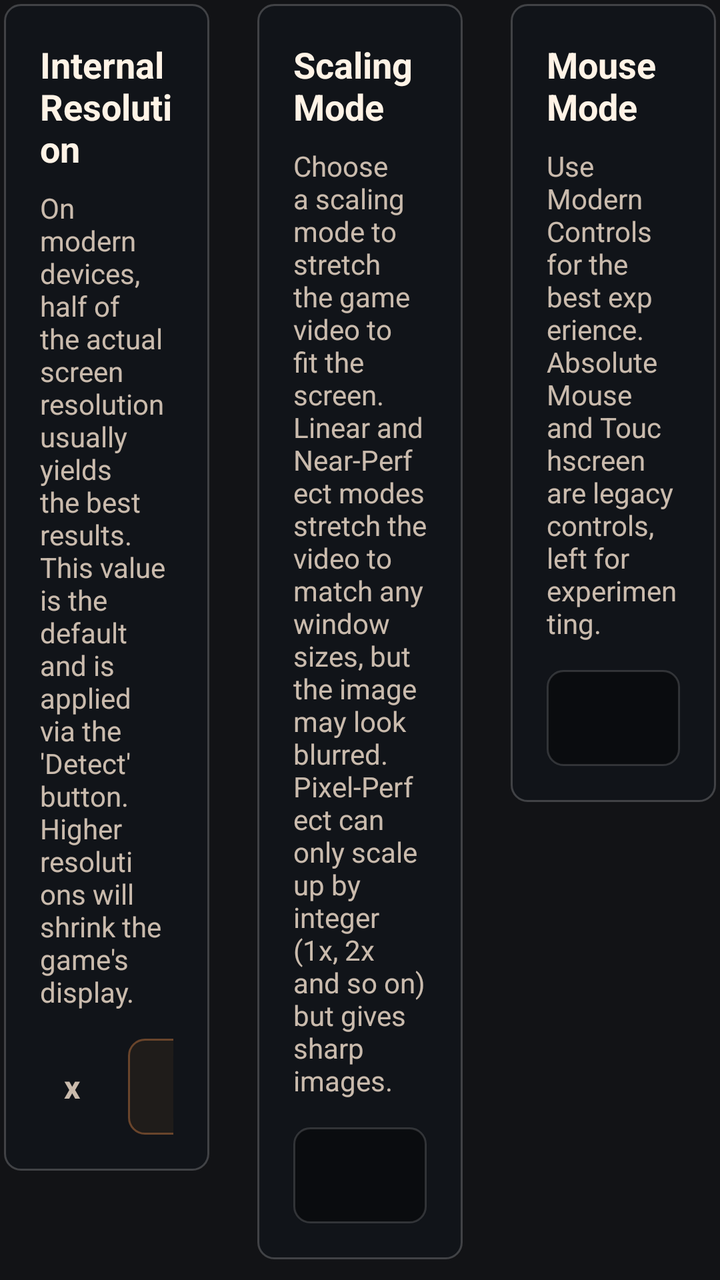
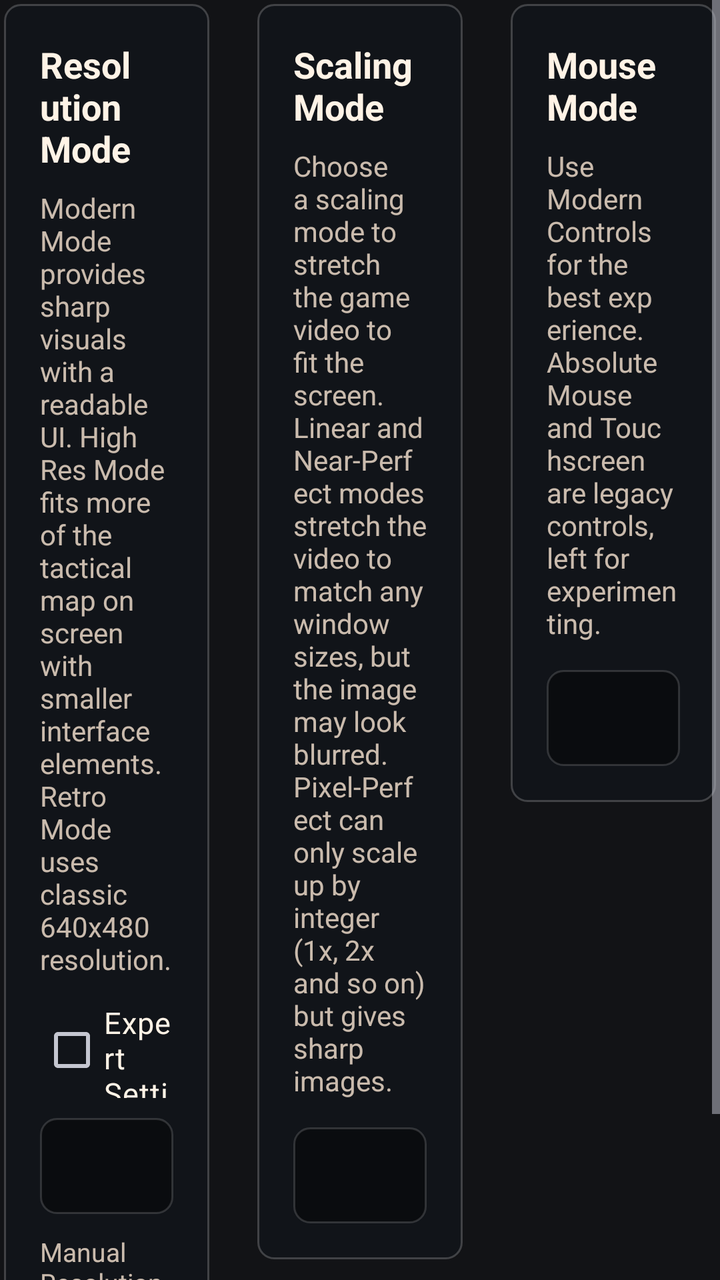

Two renders of the same Android screen: before a commit and after it. Below are the layout's source before the change and the commit's diff.
<!-- AndroidManifest.xml: application theme AppTheme -->
<!-- res/layout/fragment_launcher_settings.xml -->
<?xml version="1.0" encoding="utf-8"?>
<ScrollView xmlns:android="http://schemas.android.com/apk/res/android"
    xmlns:tools="http://schemas.android.com/tools"
    android:id="@+id/constraintLayout"
    android:layout_width="match_parent"
    android:layout_height="match_parent"
    android:clipToPadding="false"
    android:fillViewport="true"
    android:paddingBottom="10dp"
    tools:context=".ui.main.SettingsFragment">

    <LinearLayout
        android:layout_width="match_parent"
        android:layout_height="wrap_content"
        android:baselineAligned="false"
        android:orientation="horizontal"
        android:padding="2dp">

        <LinearLayout
            android:layout_width="0dp"
            android:layout_height="wrap_content"
            android:layout_marginEnd="12dp"
            android:layout_weight="1"
            android:background="@drawable/launcher_panel"
            android:orientation="vertical"
            android:padding="18dp">

            <TextView
                android:id="@+id/resolutionInfoTitle"
                android:layout_width="match_parent"
                android:layout_height="wrap_content"
                android:text="@string/resolution_info_title_text"
                android:textColor="#FFFFF3E6"
                android:textSize="18sp"
                android:textStyle="bold" />

            <TextView
                android:id="@+id/resolutionInfoText"
                android:layout_width="match_parent"
                android:layout_height="wrap_content"
                android:layout_marginTop="8dp"
                android:text="@string/resolution_info_text"
                android:textColor="#DDE7D6C4"
                android:textSize="14sp" />

            <LinearLayout
                android:layout_width="match_parent"
                android:layout_height="48dp"
                android:layout_marginTop="14dp"
                android:baselineAligned="false"
                android:gravity="center_vertical"
                android:orientation="horizontal">

                <EditText
                    android:id="@+id/resolutionWidthEdit"
                    android:layout_width="0dp"
                    android:layout_height="match_parent"
                    android:layout_weight="1"
                    android:background="@drawable/launcher_surface"
                    android:gravity="center"
                    android:inputType="number"
                    android:maxLines="1"
                    android:textColor="#FFF3E6D7"
                    android:textColorHint="#99FFF3E6" />

                <TextView
                    android:id="@+id/resolutionXText"
                    android:layout_width="32dp"
                    android:layout_height="match_parent"
                    android:gravity="center"
                    android:text="x"
                    android:textColor="#DDE7D6C4"
                    android:textSize="16sp"
                    android:textStyle="bold" />

                <EditText
                    android:id="@+id/resolutionHeightEdit"
                    android:layout_width="0dp"
                    android:layout_height="match_parent"
                    android:layout_weight="1"
                    android:background="@drawable/launcher_surface"
                    android:gravity="center"
                    android:inputType="number"
                    android:maxLines="1"
                    android:textColor="#FFF3E6D7"
                    android:textColorHint="#99FFF3E6" />

                <Button
                    android:id="@+id/resolutionAutoButton"
                    android:layout_width="128dp"
                    android:layout_height="match_parent"
                    android:layout_marginStart="12dp"
                    android:background="@drawable/launcher_button"
                    android:maxLines="1"
                    android:text="@string/resolution_auto_button"
                    android:textAllCaps="false"
                    android:textColor="#FFFFF3E6" />
            </LinearLayout>
        </LinearLayout>

        <LinearLayout
            android:layout_width="0dp"
            android:layout_height="wrap_content"
            android:layout_marginStart="12dp"
            android:layout_marginEnd="12dp"
            android:layout_weight="1"
            android:background="@drawable/launcher_panel"
            android:orientation="vertical"
            android:padding="18dp">

            <TextView
                android:id="@+id/scalingQualityInfoTitle"
                android:layout_width="match_parent"
                android:layout_height="wrap_content"
                android:text="@string/scaling_quality_info_title_text"
                android:textColor="#FFFFF3E6"
                android:textSize="18sp"
                android:textStyle="bold" />

            <TextView
                android:id="@+id/scalingQualityInfoText"
                android:layout_width="match_parent"
                android:layout_height="wrap_content"
                android:layout_marginTop="8dp"
                android:text="@string/scaling_quality_info_text"
                android:textColor="#DDE7D6C4"
                android:textSize="14sp" />

            <Spinner
                android:id="@+id/scalingQualitySpinner"
                android:layout_width="match_parent"
                android:layout_height="48dp"
                android:layout_marginTop="14dp"
                android:background="@drawable/launcher_surface"
                android:contentDescription="@string/game_version_empty_text"
                android:paddingStart="10dp"
                android:paddingEnd="10dp" />
        </LinearLayout>

        <LinearLayout
            android:layout_width="0dp"
            android:layout_height="wrap_content"
            android:layout_marginStart="12dp"
            android:layout_weight="1"
            android:background="@drawable/launcher_panel"
            android:orientation="vertical"
            android:padding="18dp">

            <TextView
                android:id="@+id/mouseModeInfoTitle"
                android:layout_width="match_parent"
                android:layout_height="wrap_content"
                android:text="@string/mouse_mode_info_title_text"
                android:textColor="#FFFFF3E6"
                android:textSize="18sp"
                android:textStyle="bold" />

            <TextView
                android:id="@+id/mouseModeInfoText"
                android:layout_width="match_parent"
                android:layout_height="wrap_content"
                android:layout_marginTop="8dp"
                android:text="@string/mouse_mode_info_text"
                android:textColor="#DDE7D6C4"
                android:textSize="14sp" />

            <Spinner
                android:id="@+id/mouseModeSpinner"
                android:layout_width="match_parent"
                android:layout_height="48dp"
                android:layout_marginTop="14dp"
                android:background="@drawable/launcher_surface"
                android:contentDescription="@string/mouse_mode_info_title_text"
                android:paddingStart="10dp"
                android:paddingEnd="10dp" />
        </LinearLayout>
    </LinearLayout>
</ScrollView>
<!-- resources referenced by this layout -->
<resources>
  <!-- drawable launcher_button (drawable) -->
  <?xml version="1.0" encoding="utf-8"?>
  <selector xmlns:android="http://schemas.android.com/apk/res/android">
      <item android:state_pressed="true">
          <shape>
              <solid android:color="#C82F2A24" />
              <corners android:radius="8dp" />
              <stroke
                  android:width="1dp"
                  android:color="#D8B56B3A" />
          </shape>
      </item>
      <item>
          <shape>
              <solid android:color="#A927211C" />
              <corners android:radius="8dp" />
              <stroke
                  android:width="1dp"
                  android:color="#B88A5632" />
          </shape>
      </item>
  </selector>
  <!-- drawable launcher_panel (drawable) -->
  <?xml version="1.0" encoding="utf-8"?>
  <shape xmlns:android="http://schemas.android.com/apk/res/android">
      <solid android:color="#D911151A" />
      <corners android:radius="8dp" />
      <stroke
          android:width="1dp"
          android:color="#33FFFFFF" />
  </shape>
  <!-- drawable launcher_surface (drawable) -->
  <?xml version="1.0" encoding="utf-8"?>
  <shape xmlns:android="http://schemas.android.com/apk/res/android">
      <solid android:color="#BF080A0D" />
      <corners android:radius="8dp" />
      <stroke
          android:width="1dp"
          android:color="#26FFFFFF" />
  </shape>
  <string name="game_version_empty_text">No version chosen yet</string>
  <string name="mouse_mode_info_text">Use Modern Controls for the best experience. Absolute Mouse and Touchscreen are legacy controls, left for experimenting.</string>
  <string name="mouse_mode_info_title_text">Mouse Mode</string>
  <string name="resolution_auto_button">Detect</string>
  <string name="resolution_info_text">On modern devices, half of the actual screen resolution usually yields the best results. This value is the default and is applied via the \'Detect\' button. Higher resolutions will shrink the game\'s display.</string>
  <string name="resolution_info_title_text">Internal Resolution</string>
  <string name="scaling_quality_info_text">Choose a scaling mode to stretch the game video to fit the screen. Linear and Near-Perfect modes stretch the video to match any window sizes, but the image may look blurred. Pixel-Perfect can only scale up by integer (1x, 2x and so on) but gives sharp images.</string>
  <string name="scaling_quality_info_title_text">Scaling Mode</string>
  <style name="AppTheme" parent="Theme.Material3.DynamicColors.Dark">
          <item name="colorPrimary">@color/seed</item>
          <item name="colorOnPrimary">@color/seed_on</item>
      </style>
  <color name="seed">#9D1E1C</color>
  <color name="seed_on">#FFFFFF</color>
</resources>

<!-- the commit's change to res/layout/fragment_launcher_settings.xml (unified diff, before → after) -->
@@ -43,58 +43,79 @@
                 android:textColor="#DDE7D6C4"
                 android:textSize="14sp" />
 
-            <LinearLayout
+            <CheckBox
+                android:id="@+id/expertSettingsCheckbox"
                 android:layout_width="match_parent"
                 android:layout_height="48dp"
-                android:layout_marginTop="14dp"
-                android:baselineAligned="false"
-                android:gravity="center_vertical"
+                android:layout_marginTop="12dp"
+                android:buttonTint="#FFD4A84F"
+                android:text="@string/expert_settings_label"
+                android:textColor="#FFFFF3E6"
+                android:textSize="15sp" />
+
+            <Spinner
+                android:id="@+id/resolutionModeSpinner"
+                android:layout_width="match_parent"
+                android:layout_height="48dp"
+                android:layout_marginTop="10dp"
+                android:background="@drawable/launcher_surface"
+                android:contentDescription="@string/resolution_info_title_text"
+                android:paddingStart="10dp"
+                android:paddingEnd="10dp" />
+
+            <TextView
+                android:id="@+id/manualResolutionLabel"
+                android:layout_width="match_parent"
+                android:layout_height="wrap_content"
+                android:layout_marginTop="10dp"
+                android:text="@string/manual_resolution_label"
+                android:textColor="#DDE7D6C4"
+                android:textSize="13sp" />
+
+            <LinearLayout
+                android:id="@+id/manualResolutionFields"
+                android:layout_width="match_parent"
+                android:layout_height="wrap_content"
+                android:layout_marginTop="6dp"
                 android:orientation="horizontal">
 
                 <EditText
-                    android:id="@+id/resolutionWidthEdit"
+                    android:id="@+id/resolutionWidthEditText"
                     android:layout_width="0dp"
-                    android:layout_height="match_parent"
+                    android:layout_height="48dp"
                     android:layout_weight="1"
                     android:background="@drawable/launcher_surface"
-                    android:gravity="center"
+                    android:hint="@string/manual_resolution_width_hint"
                     android:inputType="number"
-                    android:maxLines="1"
-                    android:textColor="#FFF3E6D7"
-                    android:textColorHint="#99FFF3E6" />
+                    android:maxLength="5"
+                    android:paddingStart="10dp"
+                    android:paddingEnd="10dp"
+                    android:selectAllOnFocus="true"
+                    android:textColor="#FFFFF3E6"
+                    android:textColorHint="#88E7D6C4" />
 
                 <TextView
-                    android:id="@+id/resolutionXText"
                     android:layout_width="32dp"
-                    android:layout_height="match_parent"
+                    android:layout_height="48dp"
                     android:gravity="center"
                     android:text="x"
                     android:textColor="#DDE7D6C4"
-                    android:textSize="16sp"
-                    android:textStyle="bold" />
+                    android:textSize="18sp" />
 
                 <EditText
-                    android:id="@+id/resolutionHeightEdit"
+                    android:id="@+id/resolutionHeightEditText"
                     android:layout_width="0dp"
-                    android:layout_height="match_parent"
+                    android:layout_height="48dp"
                     android:layout_weight="1"
                     android:background="@drawable/launcher_surface"
-                    android:gravity="center"
+                    android:hint="@string/manual_resolution_height_hint"
                     android:inputType="number"
-                    android:maxLines="1"
-                    android:textColor="#FFF3E6D7"
-                    android:textColorHint="#99FFF3E6" />
-
-                <Button
-                    android:id="@+id/resolutionAutoButton"
-                    android:layout_width="128dp"
-                    android:layout_height="match_parent"
-                    android:layout_marginStart="12dp"
-                    android:background="@drawable/launcher_button"
-                    android:maxLines="1"
-                    android:text="@string/resolution_auto_button"
-                    android:textAllCaps="false"
-                    android:textColor="#FFFFF3E6" />
+                    android:maxLength="5"
+                    android:paddingStart="10dp"
+                    android:paddingEnd="10dp"
+                    android:selectAllOnFocus="true"
+                    android:textColor="#FFFFF3E6"
+                    android:textColorHint="#88E7D6C4" />
             </LinearLayout>
         </LinearLayout>
 
@@ -132,7 +153,7 @@
                 android:layout_height="48dp"
                 android:layout_marginTop="14dp"
                 android:background="@drawable/launcher_surface"
-                android:contentDescription="@string/game_version_empty_text"
+                android:contentDescription="@string/scaling_quality_info_title_text"
                 android:paddingStart="10dp"
                 android:paddingEnd="10dp" />
         </LinearLayout>
<!-- resource entries referenced after the edit -->
@@ -1,27 +1,5 @@
 <!-- resources referenced by this layout -->
 <resources>
-  <!-- drawable launcher_button (drawable) -->
-  <?xml version="1.0" encoding="utf-8"?>
-  <selector xmlns:android="http://schemas.android.com/apk/res/android">
-      <item android:state_pressed="true">
-          <shape>
-              <solid android:color="#C82F2A24" />
-              <corners android:radius="8dp" />
-              <stroke
-                  android:width="1dp"
-                  android:color="#D8B56B3A" />
-          </shape>
-      </item>
-      <item>
-          <shape>
-              <solid android:color="#A927211C" />
-              <corners android:radius="8dp" />
-              <stroke
-                  android:width="1dp"
-                  android:color="#B88A5632" />
-          </shape>
-      </item>
-  </selector>
   <!-- drawable launcher_panel (drawable) -->
   <?xml version="1.0" encoding="utf-8"?>
   <shape xmlns:android="http://schemas.android.com/apk/res/android">
@@ -40,12 +18,14 @@
           android:width="1dp"
           android:color="#26FFFFFF" />
   </shape>
-  <string name="game_version_empty_text">No version chosen yet</string>
+  <string name="expert_settings_label">Expert Settings</string>
+  <string name="manual_resolution_height_hint">Height</string>
+  <string name="manual_resolution_label">Manual Resolution</string>
+  <string name="manual_resolution_width_hint">Width</string>
   <string name="mouse_mode_info_text">Use Modern Controls for the best experience. Absolute Mouse and Touchscreen are legacy controls, left for experimenting.</string>
   <string name="mouse_mode_info_title_text">Mouse Mode</string>
-  <string name="resolution_auto_button">Detect</string>
-  <string name="resolution_info_text">On modern devices, half of the actual screen resolution usually yields the best results. This value is the default and is applied via the \'Detect\' button. Higher resolutions will shrink the game\'s display.</string>
-  <string name="resolution_info_title_text">Internal Resolution</string>
+  <string name="resolution_info_text">Modern Mode provides sharp visuals with a readable UI. High Res Mode fits more of the tactical map on screen with smaller interface elements. Retro Mode uses classic 640x480 resolution.</string>
+  <string name="resolution_info_title_text">Resolution Mode</string>
   <string name="scaling_quality_info_text">Choose a scaling mode to stretch the game video to fit the screen. Linear and Near-Perfect modes stretch the video to match any window sizes, but the image may look blurred. Pixel-Perfect can only scale up by integer (1x, 2x and so on) but gives sharp images.</string>
   <string name="scaling_quality_info_title_text">Scaling Mode</string>
   <style name="AppTheme" parent="Theme.Material3.DynamicColors.Dark">
